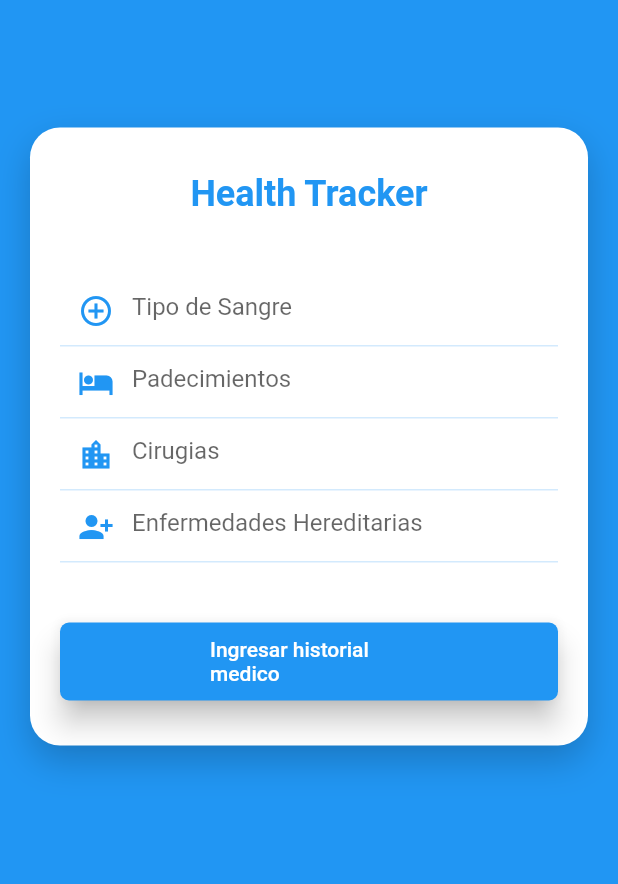
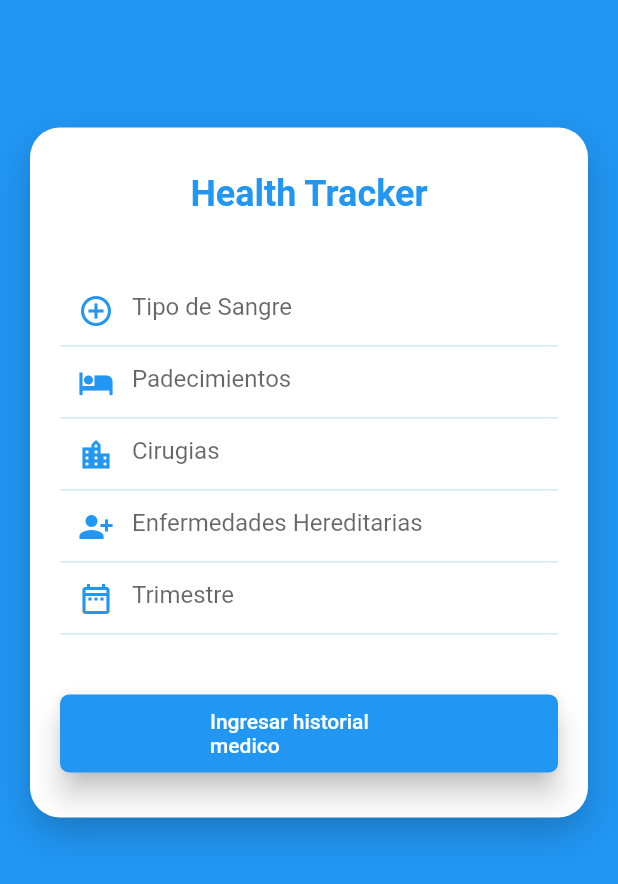
Before and after one commit to wsaldana/HealthTracker, a Flutter app: the Register2 screen opened directly, on a phone screen of 412 x 824 dp. Shown: the top 884 px of the screen. Run offline on Flutter 3.47's test engine with Material 2 defaults, Android fonts, the phone set to English and light mode, and no system bars; our stand-ins replace shared_preferences; missing offline and left inert: draw_graph; accounts and stored records are empty; Roboto replaces fonts that are missing (Poppins).

Commit message:
se agregó trimestre
cambios en pestaña de register 2

```diff
--- a/app/healthtracker/lib/main.dart
+++ b/app/healthtracker/lib/main.dart
@@ -1,5 +1,5 @@
 import 'package:flutter/material.dart';
-import 'screens/register2.dart';
+import 'screens/login.dart';
 
 void main() {
   runApp(MyApp());
@@ -32,7 +32,7 @@ class MyApp extends StatelessWidget {
           ),
         ),
       ),
-      home: Register2(),
+      home: Login(),
     );
   }
 }
--- a/app/healthtracker/lib/screens/register2.dart
+++ b/app/healthtracker/lib/screens/register2.dart
@@ -20,8 +20,10 @@ class _Register2State extends State<Register2> {
   TextEditingController enfermedadesHereditariasController =
       new TextEditingController();
 
-  registerApi(String sangre, String padecimientos, String cirugias, String enfermedades) async {
-    var uri = Uri.parse('https://health-tracker-api-uvg.herokuapp.com/historial');
+  registerApi(String sangre, String padecimientos, String cirugias,
+      String enfermedades) async {
+    var uri =
+        Uri.parse('https://health-tracker-api-uvg.herokuapp.com/historial');
     var jsonData;
 
     Map<String, String> data = {
@@ -41,7 +43,8 @@ class _Register2State extends State<Register2> {
         print(jsonData);
         setState(() {
           isLoading = false;
-          sharedPreferences.setString("userMedicalHistory", jsonData['body'].toString());
+          sharedPreferences.setString(
+              "userMedicalHistory", jsonData['body'].toString());
           Navigator.of(context).pushAndRemoveUntil(
               MaterialPageRoute(builder: (BuildContext context) => Home()),
               (Route<dynamic> route) => false);
@@ -55,6 +58,7 @@ class _Register2State extends State<Register2> {
   }
 
   @override
+  // se agrega el trimestre
   Widget build(BuildContext context) {
     return Scaffold(
       key: scaffoldKey,
@@ -153,6 +157,20 @@ class _Register2State extends State<Register2> {
                                               Theme.of(context).accentColor)),
                                   prefixIcon: Icon(Icons.person_add_alt_1,
                                       color: Theme.of(context).accentColor))),
+                          new TextFormField(
+                              decoration: new InputDecoration(
+                                  hintText: "Trimestre",
+                                  enabledBorder: UnderlineInputBorder(
+                                      borderSide: BorderSide(
+                                          color: Theme.of(context)
+                                              .accentColor
+                                              .withOpacity(0.2))),
+                                  focusedBorder: UnderlineInputBorder(
+                                      borderSide: BorderSide(
+                                          color:
+                                              Theme.of(context).accentColor)),
+                                  prefixIcon: Icon(Icons.date_range_outlined,
+                                      color: Theme.of(context).accentColor))),
                           SizedBox(
                             height: 40,
                           ),
```
